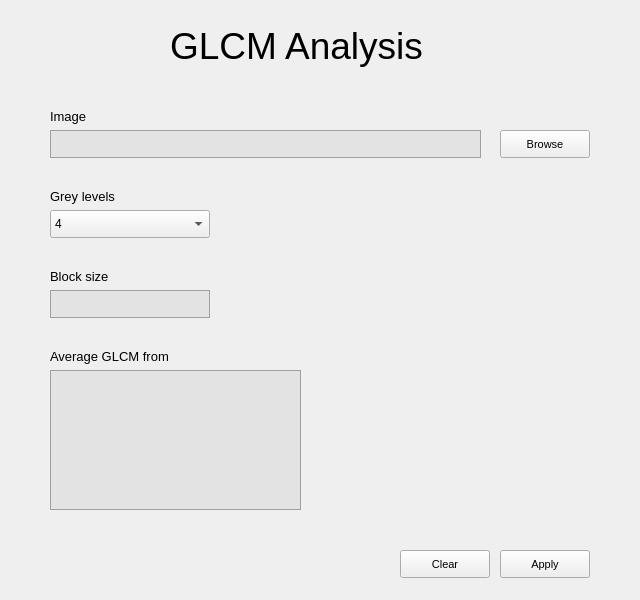
Qt form designs/design.ui (ola567/GLCM) before a commit.
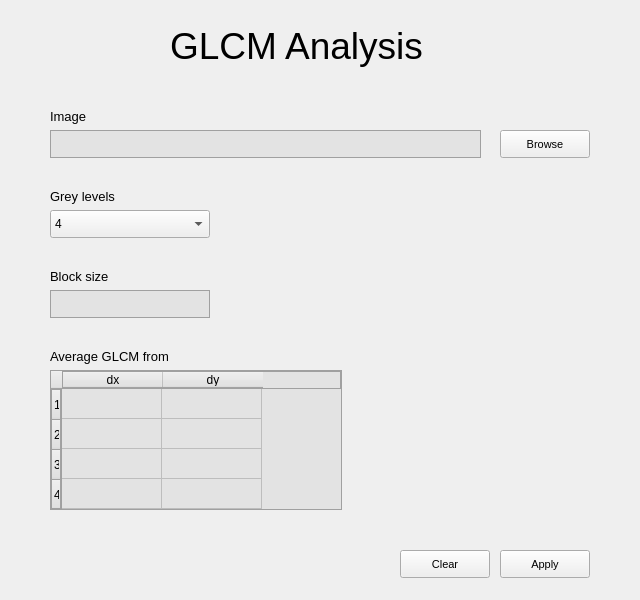
The same form after that commit.

```diff
--- a/designs/design.ui
+++ b/designs/design.ui
@@ -227,7 +227,7 @@
      <rect>
       <x>50</x>
       <y>370</y>
-      <width>251</width>
+      <width>292</width>
       <height>140</height>
      </rect>
     </property>
@@ -235,6 +235,39 @@
      <string notr="true">background-color: #e3e3e3;
 border: 1px solid #a0a0a0</string>
     </property>
+    <property name="sizeAdjustPolicy">
+     <enum>QAbstractScrollArea::AdjustToContents</enum>
+    </property>
+    <row>
+     <property name="text">
+      <string>1</string>
+     </property>
+    </row>
+    <row>
+     <property name="text">
+      <string>2</string>
+     </property>
+    </row>
+    <row>
+     <property name="text">
+      <string>3</string>
+     </property>
+    </row>
+    <row>
+     <property name="text">
+      <string notr="true">4</string>
+     </property>
+    </row>
+    <column>
+     <property name="text">
+      <string>dx</string>
+     </property>
+    </column>
+    <column>
+     <property name="text">
+      <string>dy</string>
+     </property>
+    </column>
    </widget>
   </widget>
  </widget>
```
